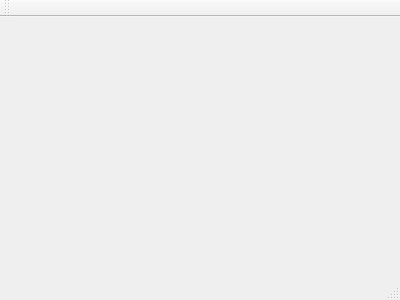
RockyStoneJunior/opencv-ocr-test, file mainwindow.ui: the form before one commit.
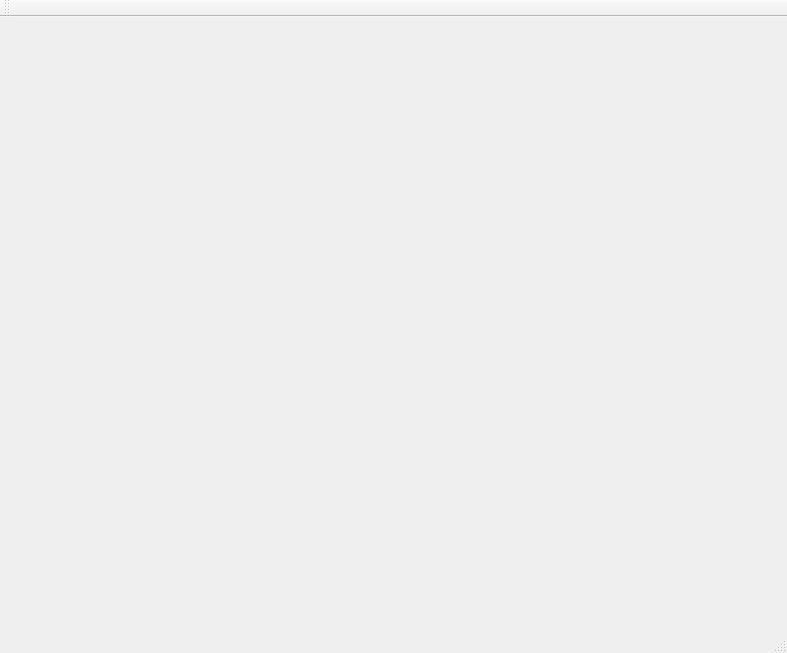
The form after the commit.

Commit message: display video on label

Diff of the .ui file:
```diff
--- a/mainwindow.ui
+++ b/mainwindow.ui
@@ -1,24 +1,53 @@
 <ui version="4.0">
  <class>MainWindow</class>
- <widget class="QMainWindow" name="MainWindow" >
-  <property name="geometry" >
+ <widget class="QMainWindow" name="MainWindow">
+  <property name="geometry">
    <rect>
     <x>0</x>
     <y>0</y>
-    <width>400</width>
-    <height>300</height>
+    <width>787</width>
+    <height>653</height>
    </rect>
   </property>
   <property name="windowTitle" >
    <string>MainWindow</string>
   </property>
-  <widget class="QMenuBar" name="menuBar" />
-  <widget class="QToolBar" name="mainToolBar" />
-  <widget class="QWidget" name="centralWidget" />
-  <widget class="QStatusBar" name="statusBar" />
+  <widget class="QWidget" name="centralWidget">
+   <widget class="QLabel" name="image_lbl">
+    <property name="geometry">
+     <rect>
+      <x>170</x>
+      <y>10</y>
+      <width>461</width>
+      <height>431</height>
+     </rect>
+    </property>
+    <property name="text">
+     <string/>
+    </property>
+   </widget>
+  </widget>
+  <widget class="QMenuBar" name="menuBar">
+   <property name="geometry">
+    <rect>
+     <x>0</x>
+     <y>0</y>
+     <width>787</width>
+     <height>23</height>
+    </rect>
+   </property>
+  </widget>
+  <widget class="QToolBar" name="mainToolBar">
+   <attribute name="toolBarArea">
+    <enum>TopToolBarArea</enum>
+   </attribute>
+   <attribute name="toolBarBreak">
+    <bool>false</bool>
+   </attribute>
+  </widget>
+  <widget class="QStatusBar" name="statusBar"/>
  </widget>
- <layoutDefault spacing="6" margin="11" />
- <pixmapfunction></pixmapfunction>
+ <layoutdefault spacing="6" margin="11"/>
  <resources/>
  <connections/>
 </ui>
```
Left out of the diff: 3 changed lines with no effect on the pictures. The commit also changes 3 other files.
